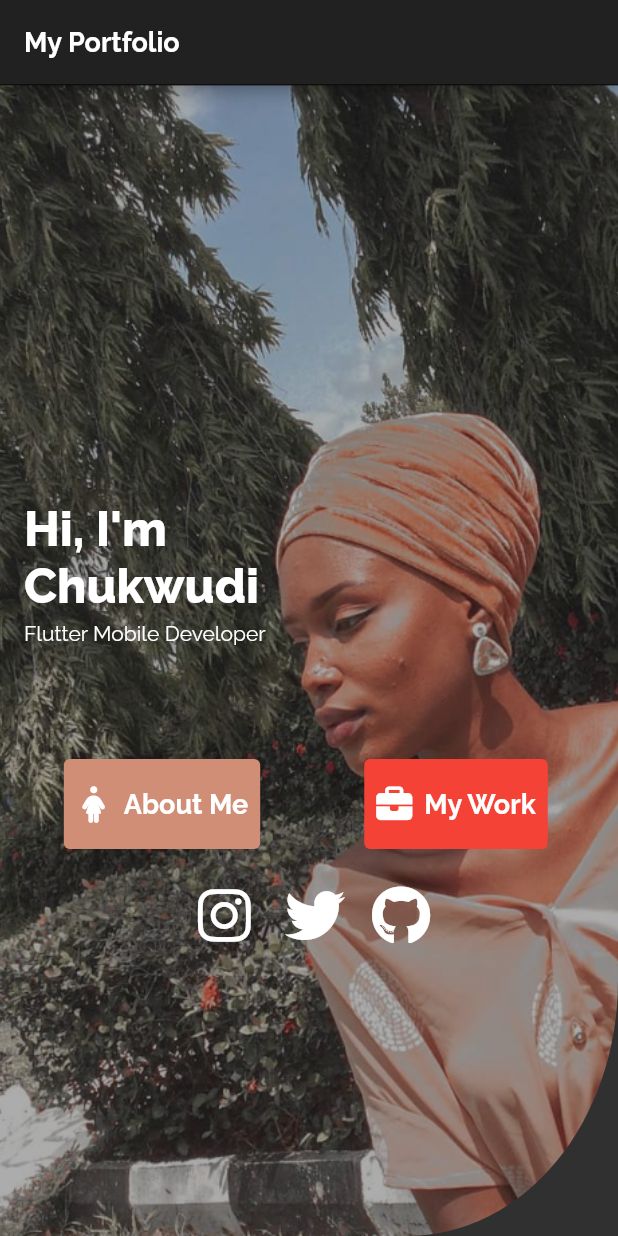
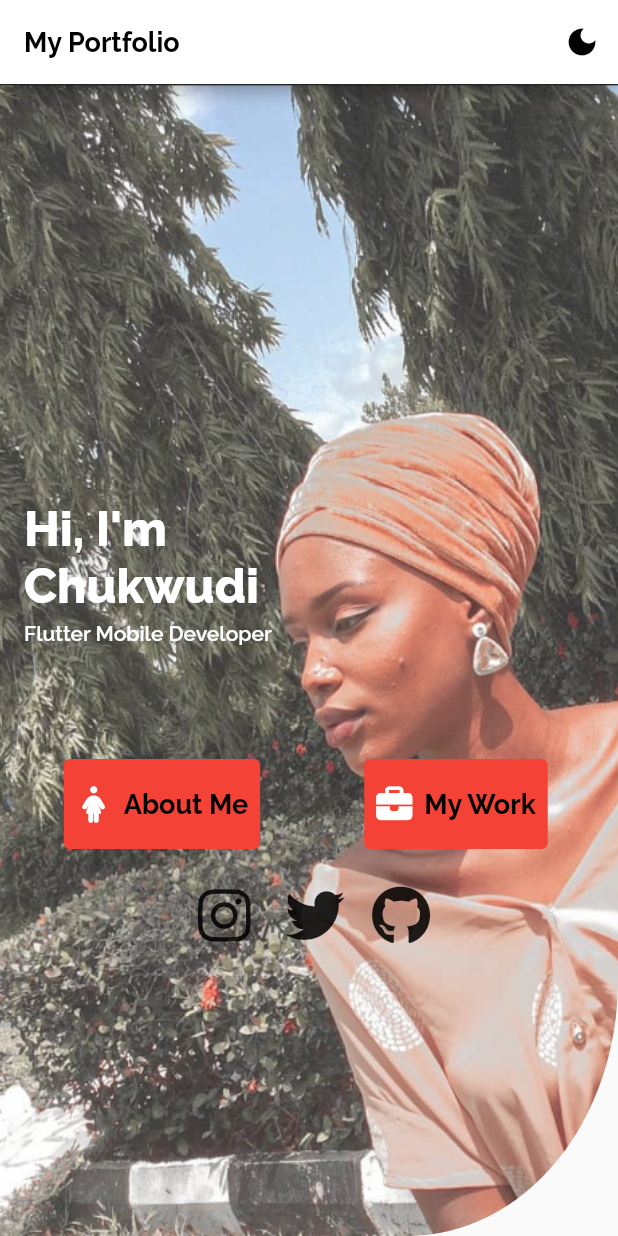
Before and after one commit to Wowo-chukwudi/my_portfolio, a Flutter app: the screen it shows after launch, on a phone screen of 412 x 824 dp. Run offline on Flutter 3.47's test engine with Material 2 defaults, Android fonts, the phone set to English and light mode, and no system bars; our stand-ins replace font_awesome_flutter, google_fonts.

Commit message:
pushi pushi

```diff
--- a/lib/components/home_buttons.dart
+++ b/lib/components/home_buttons.dart
@@ -24,7 +24,9 @@ class HomeButtons extends StatelessWidget {
                     MaterialPageRoute(builder: (context) => AboutMe()),
                   );
                 },
-                icon: Icon(FontAwesomeIcons.personDress),
+                icon: Icon(
+                  FontAwesomeIcons.personDress,
+                ),
                 label: Text(
                   'About Me',
                   style: Theme.of(context).textTheme.headline2,
@@ -33,7 +35,7 @@ class HomeButtons extends StatelessWidget {
                 style: TextButton.styleFrom(
                   minimumSize: const Size(40, 60),
                   primary: Colors.white,
-                  backgroundColor: Color.fromARGB(255, 208, 142, 118),
+                  backgroundColor: Colors.red,
                   //shape: const StadiumBorder()
                 ),
               ),
--- a/lib/main.dart
+++ b/lib/main.dart
@@ -9,9 +9,9 @@ void main() {
 }
 
 class Portfolio extends StatelessWidget {
+  static final ValueNotifier<ThemeMode> themeNotifier =
+      ValueNotifier(ThemeMode.light);
   Portfolio({Key? key}) : super(key: key);
-
-  final theme = PortfolioTheme.dark();
 
   @override
   Widget build(BuildContext context) {
@@ -22,13 +22,20 @@ class Portfolio extends StatelessWidget {
       DeviceOrientation.landscapeLeft,
       DeviceOrientation.landscapeRight,
     ]);
+    return ValueListenableBuilder(
+        valueListenable: themeNotifier,
+        builder: (_, ThemeMode currentMode, __) {
           return MaterialApp(
-        theme: theme,
+              theme: PortfolioTheme.light(),
+              darkTheme: PortfolioTheme.dark(),
+              themeMode: ThemeMode.system,
               title: 'Portfolio',
+              debugShowCheckedModeBanner: false,
               home: OrientationBuilder(builder: (context, orientation) {
                 return orientation == Orientation.portrait
                     ? SafeArea(child: Scaffold(body: HomePortrait()))
                     : HomeLandscape();
               }));
+        });
   }
 }
--- a/lib/portfolio_theme.dart
+++ b/lib/portfolio_theme.dart
@@ -6,12 +6,12 @@ class PortfolioTheme {
     bodyText1: TextStyle(
       fontFamily: 'Raleway',
       fontSize: 14.0,
-      fontWeight: FontWeight.w400,
-      color: Colors.black,
+      fontWeight: FontWeight.w600,
+      color: Colors.white,
     ),
     bodyText2: TextStyle(
       fontFamily: 'Nunito',
-      fontSize: 14.0,
+      fontSize: 15.0,
       fontWeight: FontWeight.w400,
       color: Colors.black,
     ),
@@ -19,11 +19,11 @@ class PortfolioTheme {
       fontFamily: 'Raleway',
       fontSize: 32.0,
       fontWeight: FontWeight.w900,
-      color: Colors.black,
+      color: Colors.white,
     ),
     headline2: TextStyle(
       fontFamily: 'Raleway',
-      fontSize: 21.0,
+      fontSize: 18.0,
       fontWeight: FontWeight.w700,
       color: Colors.black,
     ),
@@ -70,13 +70,6 @@ class PortfolioTheme {
         foregroundColor: Colors.black,
         backgroundColor: Colors.white,
       ),
-      floatingActionButtonTheme: const FloatingActionButtonThemeData(
-        foregroundColor: Colors.white,
-        backgroundColor: Colors.black,
-      ),
-      bottomNavigationBarTheme: const BottomNavigationBarThemeData(
-        selectedItemColor: Colors.green,
-      ),
       textTheme: lightTextTheme,
     );
   }
@@ -88,13 +81,6 @@ class PortfolioTheme {
         foregroundColor: Colors.white,
         backgroundColor: Colors.grey[900],
       ),
-      floatingActionButtonTheme: const FloatingActionButtonThemeData(
-        foregroundColor: Colors.white,
-        backgroundColor: Colors.green,
-      ),
-      bottomNavigationBarTheme: const BottomNavigationBarThemeData(
-        selectedItemColor: Colors.green,
-      ),
       textTheme: darkTextTheme,
     );
   }
--- a/lib/screens/home_portrait.dart
+++ b/lib/screens/home_portrait.dart
@@ -1,4 +1,6 @@
 import 'package:flutter/material.dart';
+import 'package:my_portfolio/main.dart';
+import 'package:my_portfolio/portfolio_theme.dart';
 import 'package:url_launcher/url_launcher.dart';
 import 'package:google_fonts/google_fonts.dart';
 import 'package:my_portfolio/components/components.dart';
@@ -14,13 +16,25 @@ class HomePortrait extends StatelessWidget {
           'My Portfolio',
           style: Theme.of(context).textTheme.headline2,
         ),
+        actions: [
+          IconButton(
+              icon: Icon(Portfolio.themeNotifier.value == ThemeMode.light
+                  ? Icons.dark_mode
+                  : Icons.light_mode),
+              onPressed: () {
+                Portfolio.themeNotifier.value =
+                    Portfolio.themeNotifier.value == ThemeMode.light
+                        ? ThemeMode.dark
+                        : ThemeMode.light;
+              })
+        ],
       ),
       body: Container(
         decoration: const BoxDecoration(
             image: DecorationImage(
               image: AssetImage('assets/me.png'),
               fit: BoxFit.cover,
-              opacity: 0.6,
+              opacity: 0.8,
             ),
             borderRadius: BorderRadius.only(
               bottomRight: Radius.elliptical(140, 170),
```
Also changed, not shown: lib/components/home_buttons_land.dart (+5 -5 lines), lib/screens/home_landscape.dart (+15 -1 lines), 1 other file. Lines whose indentation alone changed are shown as unchanged.
